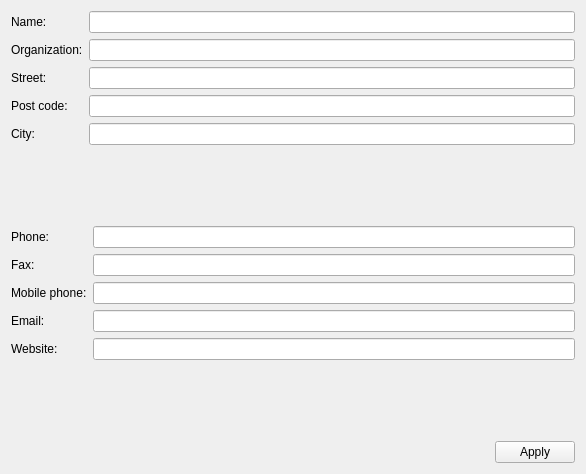
This is src/identity.ui in dragotin/kraft as Qt 5 draws it before an edit. The edited form follows.
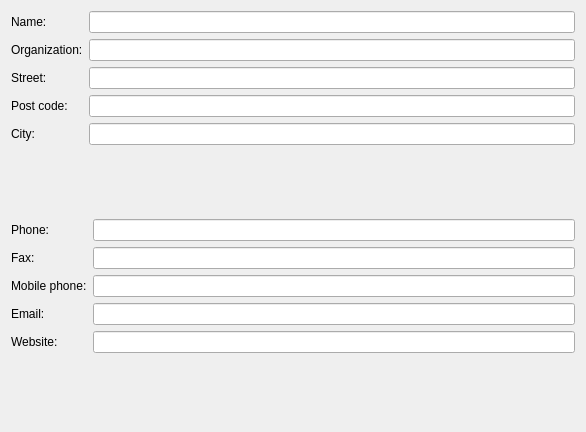
This is the edited form.

Commit message: Make identy prefs page work without extra Apply button

What changed in the file:
```diff
--- a/src/identity.ui
+++ b/src/identity.ui
@@ -7,7 +7,7 @@
     <x>0</x>
     <y>0</y>
     <width>586</width>
-    <height>474</height>
+    <height>432</height>
    </rect>
   </property>
   <property name="windowTitle">
@@ -122,26 +122,6 @@
      </item>
     </layout>
    </item>
-   <item row="2" column="0">
-    <spacer name="horizontalSpacer">
-     <property name="orientation">
-      <enum>Qt::Orientation::Horizontal</enum>
-     </property>
-     <property name="sizeHint" stdset="0">
-      <size>
-       <width>481</width>
-       <height>20</height>
-      </size>
-     </property>
-    </spacer>
-   </item>
-   <item row="2" column="1">
-    <widget class="QPushButton" name="_butApplyManualIdentity">
-     <property name="text">
-      <string>Apply</string>
-     </property>
-    </widget>
-   </item>
   </layout>
  </widget>
  <resources/>
```
The commit also changes 2 other files.
